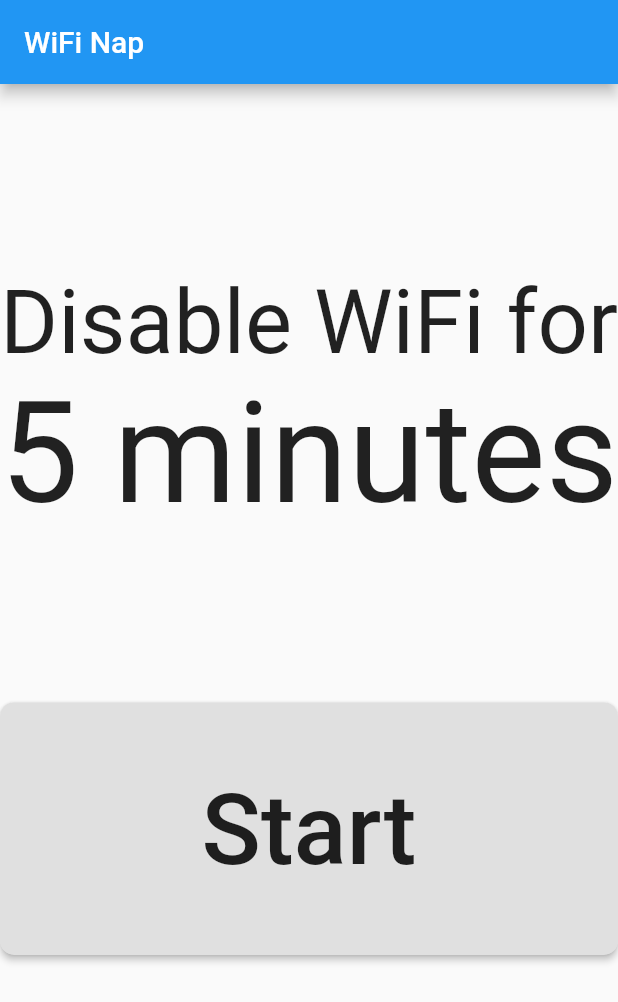
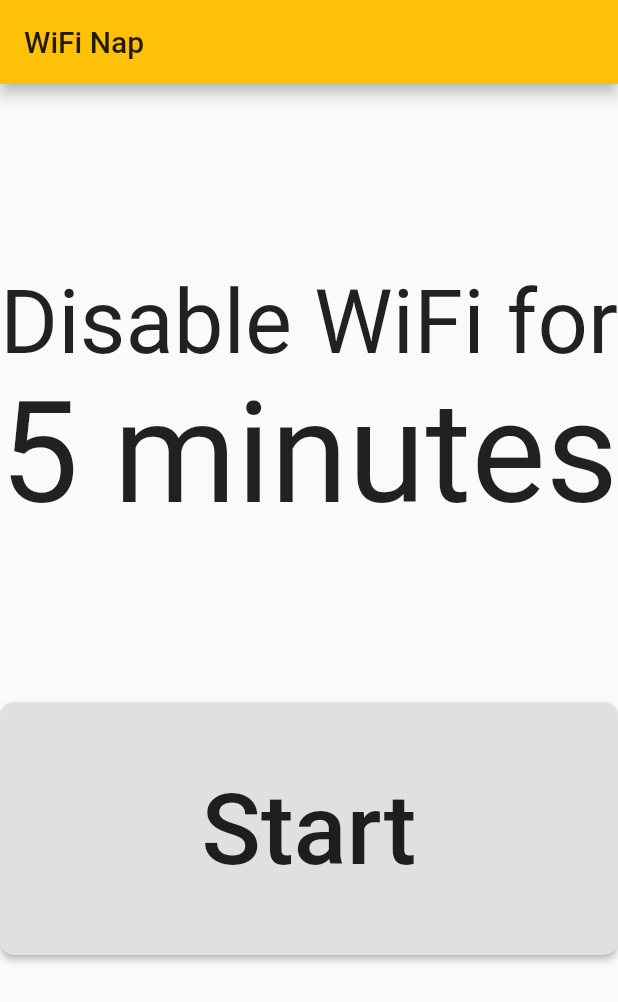
Before and after one commit to davidfung/wifinap, a Flutter app: the screen it shows after launch, on a phone screen of 412 x 824 dp. Shown: the top 1002 px of the screen. Run offline on Flutter 3.47's test engine with Material 2 defaults, Android fonts, the phone set to English and light mode, and no system bars; our stand-ins replace shared_preferences; missing offline and left inert: android_alarm_manager, wifi_iot.

Commit message:
Add TODO file & change app color to amber

```diff
--- a/lib/main.dart
+++ b/lib/main.dart
@@ -43,7 +43,7 @@ class MyApp extends StatelessWidget {
     return MaterialApp(
       title: 'Flutter Demo',
       theme: ThemeData(
-        primarySwatch: Colors.blue,
+        primarySwatch: Colors.amber,
       ),
       home: MyHomePage(title: 'WiFi Nap'),
     );
@@ -57,7 +57,8 @@ class MyHomePage extends StatelessWidget {
 
   @override
   Widget build(BuildContext context) {
-    return Scaffold(
+    return SafeArea(
+      child: Scaffold(
         appBar: AppBar(
           title: Text(title),
         ),
@@ -65,6 +66,7 @@ class MyHomePage extends StatelessWidget {
           alignment: Alignment.center,
           child: WiFiStatus(),
         ),
+      ),
     );
   }
 }
```
Also changed, not shown: lib/widgets/wifistatus.dart (+1 -8 lines), 2 other files. Lines whose indentation alone changed are shown as unchanged.
